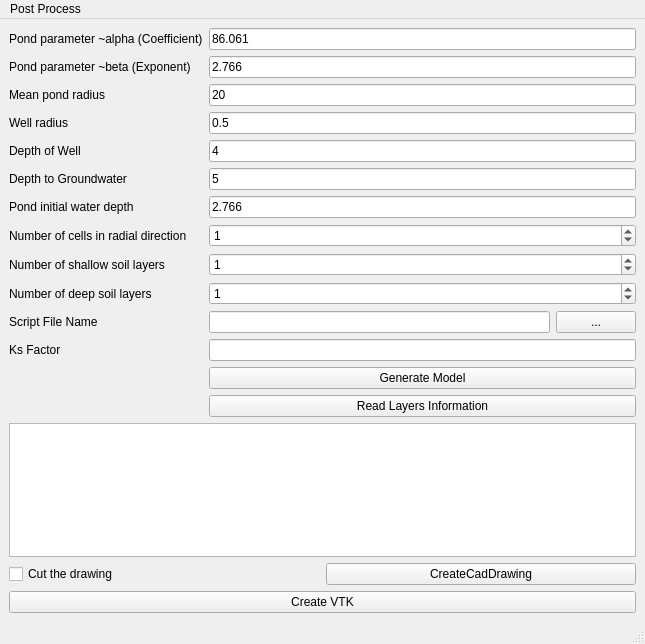
First picture: the form in mainwindow.ui, repository ArashMassoudieh/DryWellScriptGenerator, before the edit.
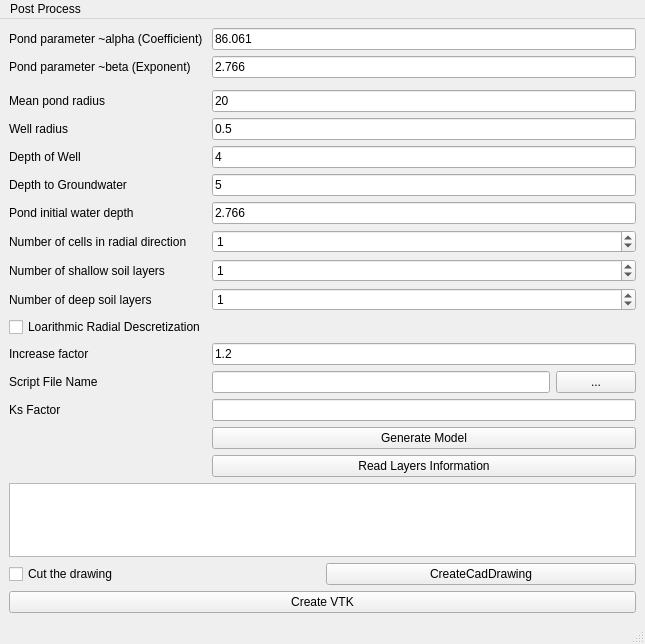
Second picture: the form after the edit.

Commit message: None uniform discretization and Ks_factor

What changed in the file:
```diff
--- a/mainwindow.ui
+++ b/mainwindow.ui
@@ -45,126 +45,126 @@
         </property>
        </widget>
       </item>
-      <item row="2" column="0">
+      <item row="3" column="0">
        <widget class="QLabel" name="label_3">
         <property name="text">
          <string>Mean pond radius</string>
         </property>
        </widget>
       </item>
-      <item row="2" column="1">
+      <item row="3" column="1">
        <widget class="QLineEdit" name="Pond_radius">
         <property name="text">
          <string>20</string>
         </property>
        </widget>
       </item>
-      <item row="3" column="0">
+      <item row="4" column="0">
        <widget class="QLabel" name="label_4">
         <property name="text">
          <string>Well radius</string>
         </property>
        </widget>
       </item>
-      <item row="3" column="1">
+      <item row="4" column="1">
        <widget class="QLineEdit" name="Well_radius">
         <property name="text">
          <string>0.5</string>
         </property>
        </widget>
       </item>
-      <item row="4" column="0">
+      <item row="5" column="0">
        <widget class="QLabel" name="label_5">
         <property name="text">
          <string>Depth of Well</string>
         </property>
        </widget>
       </item>
-      <item row="4" column="1">
+      <item row="5" column="1">
        <widget class="QLineEdit" name="Depth_of_Well">
         <property name="text">
          <string>4</string>
         </property>
        </widget>
       </item>
-      <item row="5" column="0">
+      <item row="6" column="0">
        <widget class="QLabel" name="label_6">
         <property name="text">
          <string>Depth to Groundwater</string>
         </property>
        </widget>
       </item>
-      <item row="5" column="1">
+      <item row="6" column="1">
        <widget class="QLineEdit" name="Depth_to_GW">
         <property name="text">
          <string>5</string>
         </property>
        </widget>
       </item>
-      <item row="6" column="0">
+      <item row="7" column="0">
        <widget class="QLabel" name="label_7">
         <property name="text">
          <string>Pond initial water depth</string>
         </property>
        </widget>
       </item>
-      <item row="6" column="1">
+      <item row="7" column="1">
        <widget class="QLineEdit" name="Pond_ini_depth">
         <property name="text">
          <string>2.766</string>
         </property>
        </widget>
       </item>
-      <item row="7" column="0">
+      <item row="8" column="0">
        <widget class="QLabel" name="label_8">
         <property name="text">
          <string>Number of cells in radial direction</string>
         </property>
        </widget>
       </item>
-      <item row="7" column="1">
+      <item row="8" column="1">
        <widget class="QSpinBox" name="nr">
         <property name="value">
          <number>1</number>
         </property>
        </widget>
       </item>
-      <item row="8" column="0">
+      <item row="9" column="0">
        <widget class="QLabel" name="label_9">
         <property name="text">
          <string>Number of shallow soil layers</string>
         </property>
        </widget>
       </item>
-      <item row="8" column="1">
+      <item row="9" column="1">
        <widget class="QSpinBox" name="nl_shallow">
         <property name="value">
          <number>1</number>
         </property>
        </widget>
       </item>
-      <item row="9" column="0">
+      <item row="10" column="0">
        <widget class="QLabel" name="label_10">
         <property name="text">
          <string>Number of deep soil layers</string>
         </property>
        </widget>
       </item>
-      <item row="9" column="1">
+      <item row="10" column="1">
        <widget class="QSpinBox" name="nl_deep">
         <property name="value">
          <number>1</number>
         </property>
        </widget>
       </item>
-      <item row="10" column="0">
+      <item row="14" column="0">
        <widget class="QLabel" name="label_11">
         <property name="text">
          <string>Script File Name</string>
         </property>
        </widget>
       </item>
-      <item row="10" column="1">
+      <item row="14" column="1">
        <layout class="QHBoxLayout" name="horizontalLayout" stretch="0,0">
         <property name="sizeConstraint">
          <enum>QLayout::SetMaximumSize</enum>
@@ -181,30 +181,54 @@
         </item>
        </layout>
       </item>
-      <item row="12" column="1">
+      <item row="16" column="1">
        <widget class="QPushButton" name="Generate_Model">
         <property name="text">
          <string>Generate Model</string>
         </property>
        </widget>
       </item>
-      <item row="13" column="1">
+      <item row="17" column="1">
        <widget class="QPushButton" name="pushReadLayers">
         <property name="text">
          <string>Read Layers Information</string>
         </property>
        </widget>
       </item>
-      <item row="11" column="0">
+      <item row="15" column="0">
        <widget class="QLabel" name="label_12">
         <property name="text">
          <string>Ks Factor</string>
         </property>
        </widget>
       </item>
-      <item row="11" column="1">
+      <item row="15" column="1">
        <widget class="QLineEdit" name="Ks_factor"/>
       </item>
+      <item row="2" column="0">
+       <layout class="QGridLayout" name="gridLayout"/>
+      </item>
+      <item row="12" column="0">
+       <widget class="QCheckBox" name="Logarithmic_Radial_Disc">
+        <property name="text">
+         <string>Loarithmic Radial Descretization</string>
+        </property>
+       </widget>
+      </item>
+      <item row="13" column="0">
+       <widget class="QLabel" name="label_13">
+        <property name="text">
+         <string>Increase factor</string>
+        </property>
+       </widget>
+      </item>
+      <item row="13" column="1">
+       <widget class="QLineEdit" name="txtIncreaseFactor">
+        <property name="text">
+         <string>1.2</string>
+        </property>
+       </widget>
+      </item>
      </layout>
     </item>
     <item>
```
The commit also changes 4 other files.
